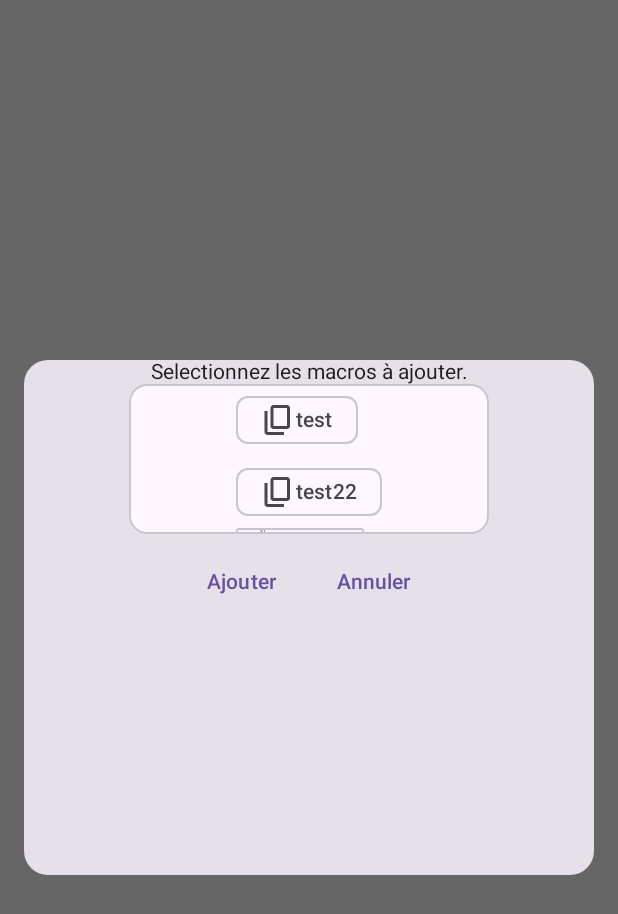
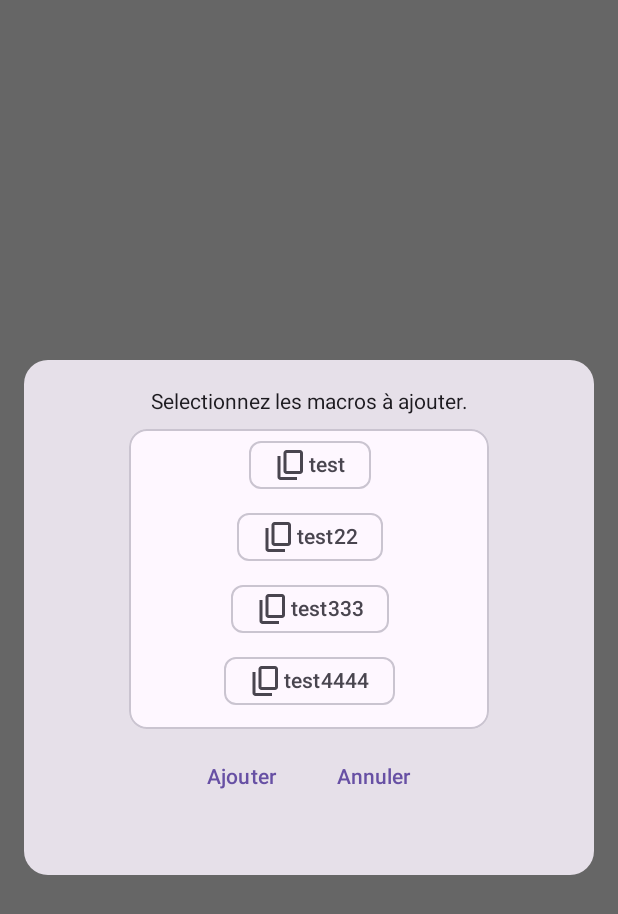
Before and after one commit to miel-uqac/vka2, an Android app built with Jetpack Compose: the @Preview function MacroDialogPreview, on a phone screen of 412 x 824 dp. Shown: the top 914 px of the screen. Run offline under Robolectric (Android 15) with nearby library versions, the phone set to English and light mode, and no system bars; libraries missing offline, so code that uses them is left out: com.github.skydoves.colorpicker.

Commit message:
added macro dialog to main screen macro tab

```diff
--- a/app/src/main/java/com/example/klavier/ui/MainScreen.kt
+++ b/app/src/main/java/com/example/klavier/ui/MainScreen.kt
@@ -1,6 +1,7 @@
 package com.example.klavier.ui
 
 
+import android.graphics.Paint.Align
 import androidx.annotation.DrawableRes
 import androidx.compose.foundation.layout.Arrangement
 import androidx.compose.foundation.layout.Box
@@ -13,7 +14,9 @@ import androidx.compose.foundation.layout.fillMaxWidth
 import androidx.compose.foundation.layout.height
 import androidx.compose.foundation.layout.padding
 import androidx.compose.foundation.layout.size
+import androidx.compose.foundation.rememberScrollState
 import androidx.compose.foundation.shape.RoundedCornerShape
+import androidx.compose.foundation.verticalScroll
 import androidx.compose.material.icons.Icons
 import androidx.compose.material.icons.filled.Settings
 import androidx.compose.material3.Button
@@ -78,16 +81,15 @@ fun MainScreen(
         ){
             Text(
                 "Klavier",
-                modifier = Modifier.align(Alignment.CenterVertically)
-            )
+                modifier = Modifier.align(Alignment.CenterVertically))
+
             IconButton(
                 onClick = onSettingsButtonClicked,
                 modifier = Modifier.align(Alignment.CenterVertically)
             ) {
                 Icon(
                     imageVector = Icons.Filled.Settings,
-                    contentDescription = "Settings"
-                )
+                    contentDescription = "Settings")
             }
         }
         TabRow(
@@ -139,6 +141,23 @@ fun MacrosTab(
             ) {
                 Icon(
                     painter = painterResource(R.drawable.paste_icon), contentDescription = "coller"
+                )
+            }
+        }
+        Row(modifier = Modifier)
+        {
+            var showDialog by remember { mutableStateOf(false) }
+            if (showDialog) {
+                AddMacrosDialog(onDismissRequest = { showDialog = false }, onConfirmation = { showDialog = false })
+            }
+            IconButton(
+                onClick = {
+                    showDialog = true
+                },
+                modifier = Modifier,
+            ) {
+                Icon(
+                    painter = painterResource(R.drawable.add_icon), contentDescription = "ajouter une macro"
                 )
             }
         }
@@ -337,10 +356,16 @@ fun AddMacrosDialog(
             shape = RoundedCornerShape(16.dp),
         )
         {
-            Column (modifier = Modifier.align(Alignment.CenterHorizontally)){
+            Column (modifier = Modifier
+                .align(Alignment.CenterHorizontally)
+                .fillMaxHeight()
+                .padding(top = 20.dp, bottom = 20.dp)
+            ){
                 Text(
                     text = "Selectionnez les macros à ajouter.",
-                    modifier = Modifier.align(Alignment.CenterHorizontally),
+                    modifier = Modifier
+                        .align(Alignment.CenterHorizontally)
+                        .padding(bottom = 10.dp)
                 )
 
                 OutlinedCard(
@@ -348,29 +373,34 @@ fun AddMacrosDialog(
                         containerColor = MaterialTheme.colorScheme.surface,
                     ),
                     modifier = Modifier
-                        .size(width = 240.dp, height = 100.dp)
+                        .size(width = 240.dp, height = 200.dp)
                 )
                 {
-                    Column(modifier = Modifier.align(Alignment.CenterHorizontally)){
+                    Column(modifier = Modifier
+                        .align(Alignment.CenterHorizontally)
+                        .verticalScroll(rememberScrollState())
+                    ){
                         MacroChip(
-                            "test", R.drawable.copy_icon, {}
+                            "test", R.drawable.copy_icon, {}, Modifier.align(Alignment.CenterHorizontally)
                         )
                         MacroChip(
-                            "test22", R.drawable.copy_icon, {}
+                            "test22", R.drawable.copy_icon, {}, Modifier.align(Alignment.CenterHorizontally)
                         )
                         MacroChip(
-                            "test333", R.drawable.copy_icon, {}
+                            "test333", R.drawable.copy_icon, {}, Modifier.align(Alignment.CenterHorizontally)
                         )
                         MacroChip(
-                            "test4444", R.drawable.copy_icon, {}
+                            "test4444", R.drawable.copy_icon, {}, Modifier.align(Alignment.CenterHorizontally)
                         )
                         MacroChip(
-                            "test55555", R.drawable.copy_icon, {}
+                            "test55555", R.drawable.copy_icon, {}, Modifier.align(Alignment.CenterHorizontally)
                         )
                     }
                 }
 
-                Row(modifier = Modifier.align(Alignment.CenterHorizontally)){
+                Row(modifier = Modifier
+                    .align(Alignment.CenterHorizontally)
+                ){
                     TextButton(
                         onClick = { onConfirmation() },
                         modifier = Modifier.padding(8.dp),
@@ -394,6 +424,7 @@ fun MacroChip(
     label: String,
     @DrawableRes iconResource: Int,
     onClick: () -> Unit,
+    modifier: Modifier
 ) {
     var selected by remember { mutableStateOf(false) }
 
@@ -404,6 +435,7 @@ fun MacroChip(
             Text(label)
         },
         selected = selected,
+        modifier = modifier
     )
 }
 
```
Also changed, not shown: app/src/main/res/drawable/add_icon.xml (added, +9 -0 lines).
